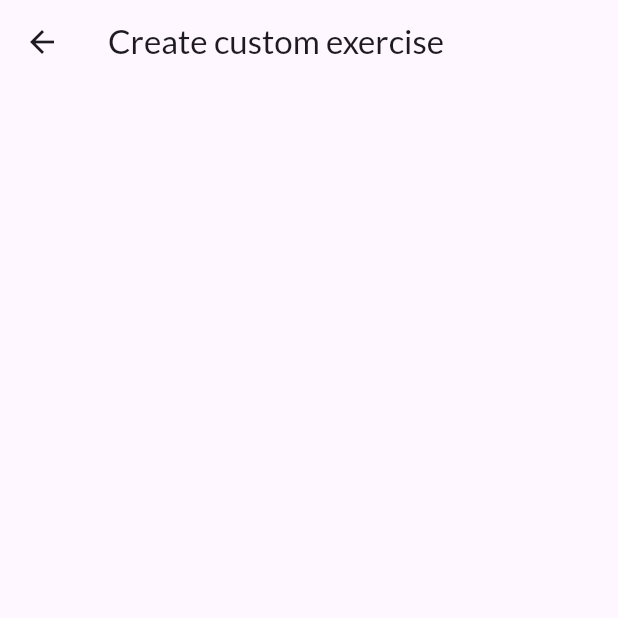
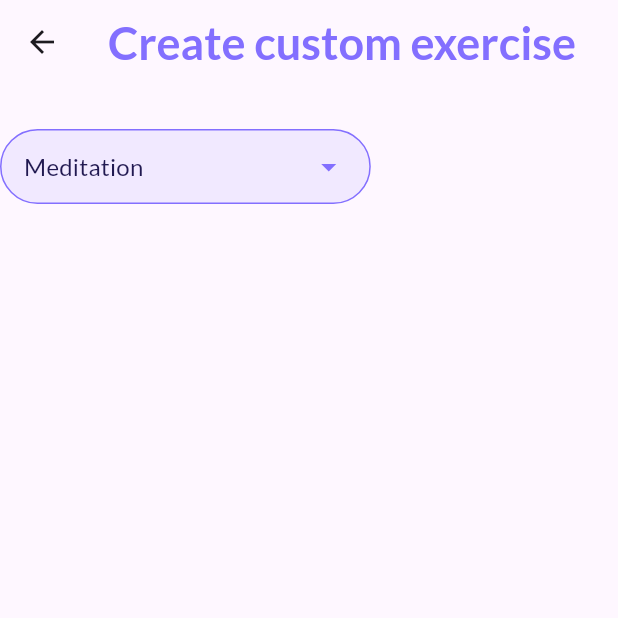
Before and after one commit to PathumDilhara/Meditator-Mobile-App, a Flutter app: the CreateCustomExercisePage screen opened directly, on a phone screen of 412 x 824 dp, the top half of it. Run offline on Flutter 3.47's test engine with Material 3 defaults, Android fonts, the phone set to English and light mode, and no system bars; our stand-ins replace flutter_svg, go_router, google_fonts, youtube_player_flutter.

Commit message:
Create custom Meditation form and sleep exercise form not rendering

```diff
--- a/lib/pages/main_page.dart
+++ b/lib/pages/main_page.dart
@@ -24,9 +24,10 @@ class _MainPageState extends State<MainPage> {
 
   // List of pages for bottom navigation bar, consider the order
   static const List<Widget> _pages = [
+    CreateCustomExercisePage(),
     HomePage(),
     MindfulExercisePage(),
-    CreateCustomExercisePage(),
+
     CustomExercisesPage(),
     ProfilePage(),
   ];
--- a/lib/pages/main_screens/create_custom_exercise_page.dart
+++ b/lib/pages/main_screens/create_custom_exercise_page.dart
@@ -1,13 +1,82 @@
 import 'package:flutter/material.dart';
 
-class CreateCustomExercisePage extends StatelessWidget {
+import '../../utils/colors.dart';
+
+class CreateCustomExercisePage extends StatefulWidget {
   const CreateCustomExercisePage({super.key});
 
+  @override
+  State<CreateCustomExercisePage> createState() =>
+      _CreateCustomExercisePageState();
+}
+
+class _CreateCustomExercisePageState extends State<CreateCustomExercisePage> {
+  String typeOfContent = "Meditation";
   @override
   Widget build(BuildContext context) {
     return Scaffold(
       appBar: AppBar(
-        title: const Text("Create custom exercise"),
+        title: const Text(
+          "Create custom exercise",
+          style: TextStyle(
+            fontSize: 30,
+            fontWeight: FontWeight.bold,
+            color: AppColors.primaryPurple,
+          ),
+        ),
+      ),
+      body: SafeArea(
+        child: SingleChildScrollView(
+          child: Column(
+            children: [
+              const SizedBox(
+                height: 30,
+              ),
+              SizedBox(
+                width: MediaQuery.of(context).size.width * 0.6,
+                child: Container(
+                  decoration: BoxDecoration(
+                    color: AppColors.primaryPurple.withOpacity(0.1),
+                    borderRadius: BorderRadius.circular(100),
+                    border: Border.all(color: AppColors.primaryPurple),
+                  ),
+                  child: Padding(
+                    padding: const EdgeInsets.symmetric(horizontal: 15),
+                    child: DropdownButtonHideUnderline(
+                      child: DropdownButton<String>(
+                        value: typeOfContent,
+                        items: ["Meditation", "Sleep", "Mindfulness"].map(
+                          (item) {
+                            return DropdownMenuItem(
+                              value: item,
+                              child: Text(
+                                item,
+                                style: TextStyle(
+                                  fontSize: 16,
+                                  color: AppColors.primaryDarkBlue,
+                                ),
+                              ),
+                            );
+                          },
+                        ).toList(),
+                        onChanged: (value) {
+                          setState(() {
+                            typeOfContent = value!;
+                          });
+                        },
+                        icon: const Icon(
+                          Icons.arrow_drop_down,
+                          color: AppColors.primaryPurple,
+                        ),
+                        isExpanded: true,
+                      ),
+                    ),
+                  ),
+                ),
+              ),
+            ],
+          ),
+        ),
       ),
     );
   }
```
Also changed, not shown: lib/widgets/meditaion_form.dart (added, +168 -0 lines), lib/widgets/reusable/custom_text_input_field.dart (added, +43 -0 lines), lib/widgets/sleep_exercises_form.dart (added, +151 -0 lines), lib/widgets/mindfulness_form.dart (added).
